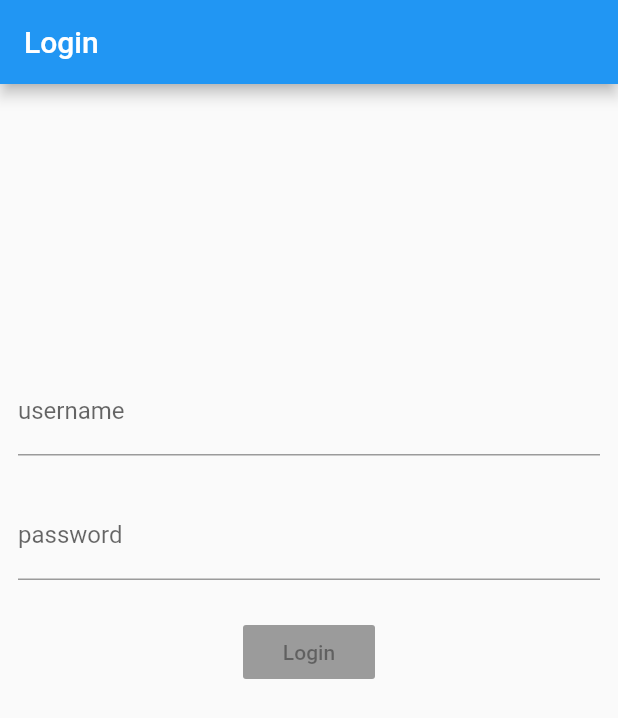
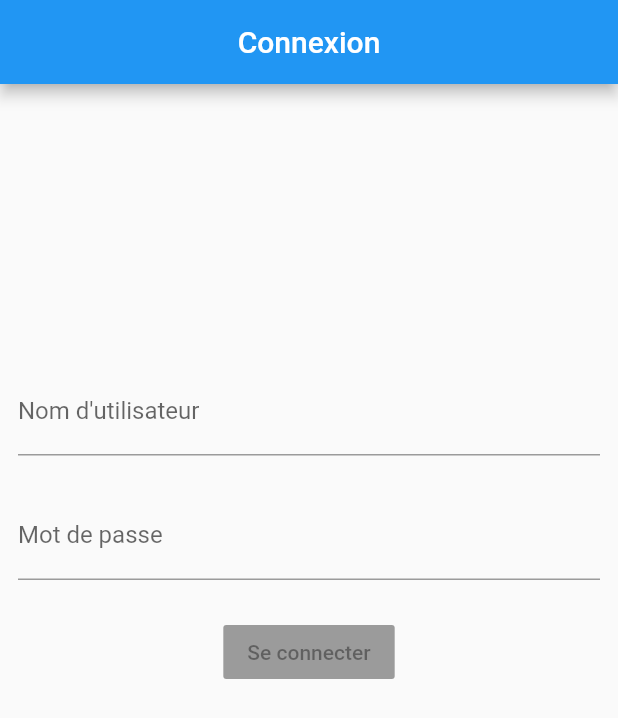
Before and after one commit to StefanYYC/stefanapp, a Flutter app: the screen it shows after launch, on a phone screen of 412 x 824 dp. Shown: the top 718 px of the screen. Run offline on Flutter 3.47's test engine with Material 2 defaults, Android fonts, the phone set to English and light mode, and no system bars; our stand-ins replace bloc, equatable, flutter_bloc, formz; accounts and stored records are empty.

Commit message:
mise en place page homepage et verif mdp

```diff
--- a/lib/app.dart
+++ b/lib/app.dart
@@ -48,6 +48,7 @@ class _AppViewState extends State<AppView> {
   @override
   Widget build(BuildContext context) {
     return MaterialApp(
+      debugShowCheckedModeBanner: false,
       navigatorKey: _navigatorKey,
       builder: (context, child) {
         return BlocListener<AuthenticationBloc, AuthenticationState>(
--- a/lib/login/models/password.dart
+++ b/lib/login/models/password.dart
@@ -1,13 +1,18 @@
 import 'package:formz/formz.dart';
 
-enum PasswordValidationError { empty }
+enum PasswordValidationError { invalid }
 
 class Password extends FormzInput<String, PasswordValidationError> {
   const Password.pure() : super.pure('');
   const Password.dirty([String value = '']) : super.dirty(value);
 
+  static final _regexPassword =
+      RegExp(r'^(?=.*[A-Za-z])(?=.*\d)[A-Za-z\d]{8,}$');
+
   @override
   PasswordValidationError validator(String value) {
-    return value?.isNotEmpty == true ? null : PasswordValidationError.empty;
+       return _regexPassword.hasMatch(value)
+        ? null
+        : PasswordValidationError.invalid;
   }
 }
--- a/lib/login/ui/login_form.dart
+++ b/lib/login/ui/login_form.dart
@@ -44,8 +44,8 @@ class _UsernameInput extends StatelessWidget {
           onChanged: (username) =>
               context.read<LoginBloc>().add(LoginUsernameChanged(username)),
           decoration: InputDecoration(
-            labelText: 'username',
-            errorText: state.username.invalid ? 'invalid username' : null,
+            labelText: "Nom d'utilisateur",
+            errorText: state.username.invalid ? "Nom non valide" : null,
           ),
         );
       },
@@ -65,8 +65,8 @@ class _PasswordInput extends StatelessWidget {
               context.read<LoginBloc>().add(LoginPasswordChanged(password)),
           obscureText: true,
           decoration: InputDecoration(
-            labelText: 'password',
-            errorText: state.password.invalid ? 'invalid password' : null,
+            labelText: 'Mot de passe',
+            errorText: state.password.invalid ? 'Mot de passe non valide' : null,
           ),
         );
       },
@@ -84,7 +84,7 @@ class _LoginButton extends StatelessWidget {
             ? const CircularProgressIndicator()
             : RaisedButton(
                 key: const Key('loginForm_continue_raisedButton'),
-                child: const Text('Login'),
+                child: const Text('Se connecter'),
                 onPressed: state.status.isValidated
                     ? () {
                         context.read<LoginBloc>().add(const LoginSubmitted());
--- a/lib/login/ui/login_page.dart
+++ b/lib/login/ui/login_page.dart
@@ -12,7 +12,7 @@ class LoginPage extends StatelessWidget {
   @override
   Widget build(BuildContext context) {
     return Scaffold(
-      appBar: AppBar(title: const Text('Login')),
+      appBar: AppBar(title: const Text('Connexion'), centerTitle: true,),
       body: Padding(
         padding: const EdgeInsets.all(12),
         child: BlocProvider(
--- a/packages/user_repository/lib/src/models/user.dart
+++ b/packages/user_repository/lib/src/models/user.dart
@@ -1,12 +1,14 @@
 import 'package:equatable/equatable.dart';
+import 'package:meta/meta.dart';
 
 class User extends Equatable {
-  const User(this.id);
+  const User({this.id, @required this.username});
 
   final String id;
+  final String username;
 
   @override
-  List<Object> get props => [id];
+  List<Object> get props => [id, username];
 
-  static const empty = User('-');
+  static const empty = User(id: "", username: "");
 }
--- a/packages/user_repository/lib/src/user_repository.dart
+++ b/packages/user_repository/lib/src/user_repository.dart
@@ -11,7 +11,7 @@ class UserRepository {
     if (_user != null) return _user;
     return Future.delayed(
       const Duration(milliseconds: 300),
-      () => _user = User(Uuid().v4()),
+      () => _user = User(id:Uuid().v4(), username:"stefan"),
     );
   }
 }
```
Also changed, not shown: lib/home/ui/home_page.dart (+16 -13 lines), 1 other file.
